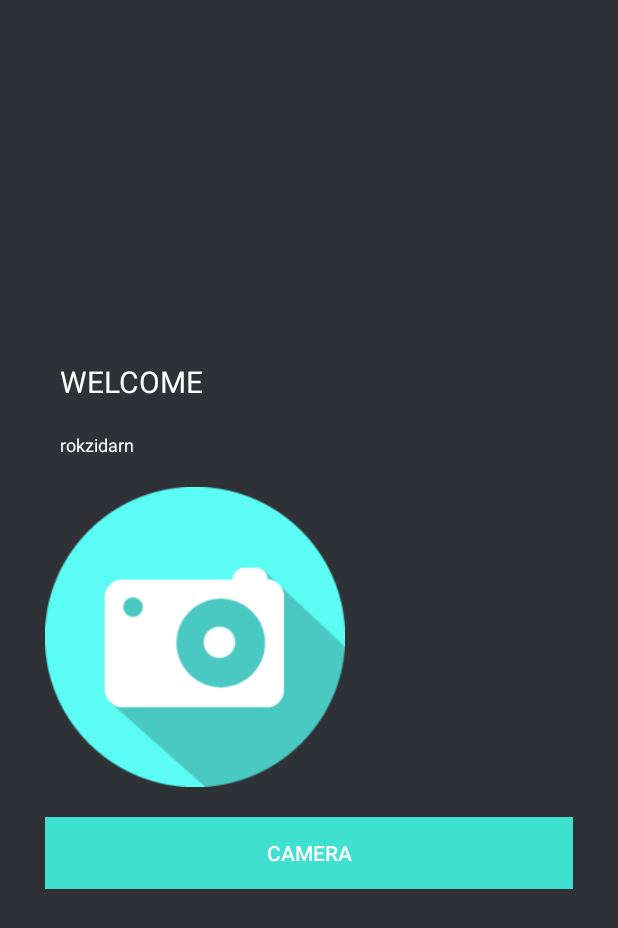
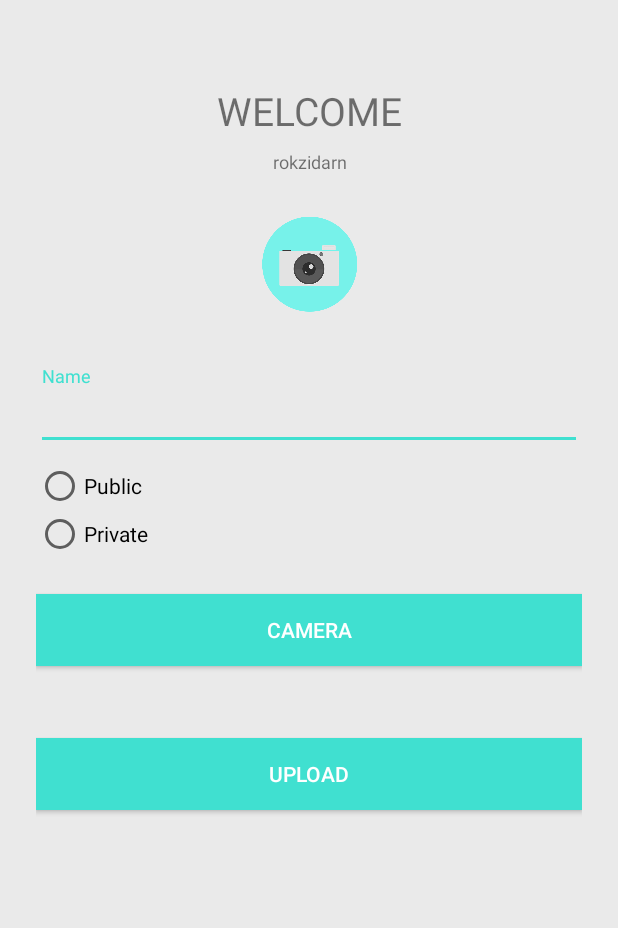
Before and after one commit to rokzidarn/android_imageplusplus, an Android app: the screen it shows after launch (WelcomeActivity), after a tap on "BYPASS", on a phone screen of 412 x 824 dp. Shown: the top 928 px of the screen. Run offline under Robolectric (Android 15) with nearby library versions, the phone set to English and light mode, and no system bars.

Commit message:
new design + radio button

```diff
--- a/app/src/main/java/com/image/rok/imageplusplus/LoginActivity.java
+++ b/app/src/main/java/com/image/rok/imageplusplus/LoginActivity.java
@@ -7,6 +7,8 @@ import android.support.v7.app.AppCompatActivity;
 import android.os.Bundle;
 import android.util.Log;
 import android.view.View;
+import android.view.Window;
+import android.view.WindowManager;
 import android.widget.EditText;
 import android.widget.Toast;
 import org.apache.http.client.HttpResponseException;
@@ -28,12 +30,12 @@ public class LoginActivity extends AppCompatActivity {
 
     @Override
     protected void onCreate(Bundle savedInstanceState) {
+        this.requestWindowFeature(Window.FEATURE_NO_TITLE);
+        this.getWindow().setFlags(WindowManager.LayoutParams.FLAG_FULLSCREEN, WindowManager.LayoutParams.FLAG_FULLSCREEN);
         super.onCreate(savedInstanceState);
         setContentView(R.layout.activity_login);
         //mPreferences = getSharedPreferences("CurrentUser", MODE_PRIVATE);
     }
-
-
 
     public void login(View button) {
         EditText userEmailField = (EditText) findViewById(R.id.userUsername);
--- a/app/src/main/java/com/image/rok/imageplusplus/WelcomeActivity.java
+++ b/app/src/main/java/com/image/rok/imageplusplus/WelcomeActivity.java
@@ -7,6 +7,8 @@ import android.support.v7.app.AppCompatActivity;
 import android.util.Base64;
 import android.util.Log;
 import android.view.View;
+import android.view.Window;
+import android.view.WindowManager;
 import android.widget.Button;
 import android.widget.ImageView;
 import android.widget.TextView;
@@ -21,6 +23,8 @@ public class WelcomeActivity extends AppCompatActivity {
 
     @Override
     protected void onCreate(Bundle savedInstanceState) {
+        this.requestWindowFeature(Window.FEATURE_NO_TITLE);
+        this.getWindow().setFlags(WindowManager.LayoutParams.FLAG_FULLSCREEN, WindowManager.LayoutParams.FLAG_FULLSCREEN);
         super.onCreate(savedInstanceState);
         setContentView(R.layout.activity_welcome);
 
--- a/app/src/main/res/layout/activity_welcome.xml
+++ b/app/src/main/res/layout/activity_welcome.xml
@@ -1,57 +1,89 @@
 <?xml version="1.0" encoding="utf-8"?>
-<LinearLayout xmlns:android="http://schemas.android.com/apk/res/android"
+<ScrollView xmlns:android="http://schemas.android.com/apk/res/android"
     android:layout_width="fill_parent"
     android:layout_height="fill_parent"
-    android:background="@color/bg_welcome"
-    android:gravity="center"
-    android:orientation="vertical"
-    android:padding="10dp" >
+    android:fitsSystemWindows="true"
+    android:background="@color/grey">
 
     <LinearLayout
-        android:layout_width="fill_parent"
+        android:orientation="vertical"
+        android:layout_width="match_parent"
         android:layout_height="wrap_content"
-        android:orientation="vertical"
-        android:paddingLeft="20dp"
-        android:paddingRight="20dp" >
+        android:paddingTop="56dp"
+        android:paddingLeft="24dp"
+        android:paddingRight="24dp">
 
-        <TextView
+        <TextView android:id="@+id/welcome_text"
+            android:layout_width="fill_parent"
+            android:layout_height="wrap_content"
+            android:layout_marginBottom="8dp"
+            android:text="WELCOME"
+            android:gravity="center"
+            android:textSize="26dip"/>
+
+        <TextView android:id="@+id/usernameText"
+            android:layout_width="fill_parent"
+            android:layout_height="wrap_content"
+            android:layout_marginBottom="24dp"
+            android:gravity="center"
+            android:textSize="12dip"/>
+
+        <ImageView android:src="@drawable/camera"
+            android:id="@+id/imageView"
             android:layout_width="wrap_content"
+            android:layout_height="72dp"
+            android:layout_marginBottom="24dp"
+            android:layout_gravity="center_horizontal" />
+
+        <android.support.design.widget.TextInputLayout
+            android:layout_width="match_parent"
             android:layout_height="wrap_content"
-            android:layout_centerInParent="true"
-            android:text="@string/welcome"
-            android:padding="10dp"
-            android:singleLine="true"
-            android:textColor="@color/white"
-            android:textSize="20dp" />
+            android:layout_marginTop="8dp"
+            android:layout_marginBottom="8dp">
+            <EditText android:id="@+id/nameImage"
+                android:layout_width="match_parent"
+                android:layout_height="wrap_content"
+                android:inputType="text"
+                android:hint="Name"/>
+        </android.support.design.widget.TextInputLayout>
 
-        <TextView
-            android:id="@+id/usernameText"
-            android:layout_width="wrap_content"
+        <RadioGroup xmlns:android="http://schemas.android.com/apk/res/android"
+            android:layout_width="fill_parent"
             android:layout_height="wrap_content"
-            android:layout_centerInParent="true"
-            android:layout_marginBottom="10dp"
-            android:padding="10dp"
-            android:singleLine="true"
-            android:textSize="12dp"
-            android:textColor="@color/white"/>
+            android:orientation="vertical">
+            <RadioButton android:id="@+id/radioPublic"
+                android:layout_width="wrap_content"
+                android:layout_height="wrap_content"
+                android:text="Public"
+                android:onClick="onRadioButtonClicked"/>
+            <RadioButton android:id="@+id/radioPrivate"
+                android:layout_width="wrap_content"
+                android:layout_height="wrap_content"
+                android:text="Private"
+                android:onClick="onRadioButtonClicked"/>
+        </RadioGroup>
 
-        <ImageView
-            android:layout_width="200dp"
-            android:layout_height="200dp"
-            android:layout_centerInParent="true"
-            android:id="@+id/imageView"
-            android:src="@drawable/camera"
-            android:scaleType="fitXY"
-            android:gravity="center" />
-
-        <Button
+        <android.support.v7.widget.AppCompatButton
             android:id="@+id/btnCamera"
             android:layout_width="fill_parent"
             android:layout_height="wrap_content"
-            android:layout_marginTop="20dip"
-            android:background="@color/bg_login"
-            android:text="@string/btn_camera"
-            android:textColor="@color/white" />
+            android:layout_marginTop="24dp"
+            android:layout_marginBottom="24dp"
+            android:padding="12dp"
+            android:text="Camera"
+            android:background="@color/turqoise"
+            android:textColor="@color/white"/>
+
+        <android.support.v7.widget.AppCompatButton
+            android:id="@+id/btnUpload"
+            android:layout_width="fill_parent"
+            android:layout_height="wrap_content"
+            android:layout_marginTop="24dp"
+            android:layout_marginBottom="24dp"
+            android:padding="12dp"
+            android:text="Upload"
+            android:background="@color/turqoise"
+            android:textColor="@color/white"/>
+
     </LinearLayout>
-
-</LinearLayout>
+</ScrollView>
--- a/app/src/main/res/values/colors.xml
+++ b/app/src/main/res/values/colors.xml
@@ -4,13 +4,9 @@
     <color name="colorPrimaryDark">#303F9F</color>
     <color name="colorAccent">#40E0D0</color>
 
-    <color name="bg_login">#40E0D0</color>
+    <color name="turqoise">#40E0D0</color>
     <color name="white">#FFFFFF</color>
-    <color name="input_login">#000000</color>
+    <color name="black">#000000</color>
+    <color name="grey">#EAEAEA</color>
 
-    <color name="btn_login_bg">#FFFFFF</color>
-    <color name="btn_login">#000000</color>
-    <color name="input_login_hint">#EAEAEA</color>
-
-    <color name="bg_welcome">#2E3237</color>
 </resources>
--- a/app/src/main/res/values/strings.xml
+++ b/app/src/main/res/values/strings.xml
@@ -1,5 +1,5 @@
 <resources>
-    <string name="app_name">ImagePlusPlus</string>
+    <string name="app_name">I++</string>
     <string name="title_activity_welcom">Welcome</string>
     <string name="login">Login</string>
     <string name="action_refresh">Refresh</string>
```
Also changed, not shown: app/src/main/res/layout/activity_login.xml (+57 -37 lines), app/src/main/res/drawable/camera.png, 1 other file.
